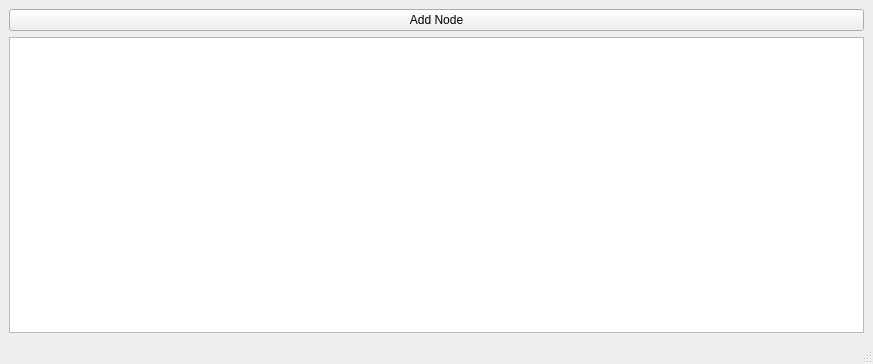
Before: the Qt Designer form EagleEye/UIs/mainwindow.ui in dtmoodie/EagleEye, drawn with Qt 5.
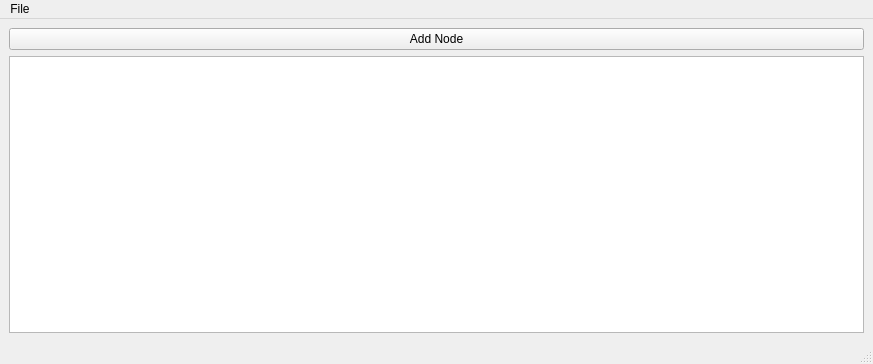
After: the same form once the commit is applied.

The edit to the form file:
```diff
--- a/EagleEye/UIs/mainwindow.ui
+++ b/EagleEye/UIs/mainwindow.ui
@@ -27,7 +27,7 @@
       <item row="1" column="0">
        <widget class="QPlainTextEdit" name="console">
         <property name="sizePolicy">
-         <sizepolicy hsizetype="Expanding" vsizetype="MinimumExpanding">
+         <sizepolicy hsizetype="Expanding" vsizetype="Minimum">
           <horstretch>0</horstretch>
           <verstretch>0</verstretch>
          </sizepolicy>
@@ -56,9 +56,17 @@
      <x>0</x>
      <y>0</y>
      <width>873</width>
-     <height>21</height>
+     <height>20</height>
     </rect>
    </property>
+   <widget class="QMenu" name="menuFile">
+    <property name="title">
+     <string>File</string>
+    </property>
+    <addaction name="actionSave"/>
+    <addaction name="actionLoad"/>
+   </widget>
+   <addaction name="menuFile"/>
   </widget>
   <widget class="QStatusBar" name="statusbar"/>
  </widget>
```
Left out of the diff: 10 changed lines with no effect on the pictures.
